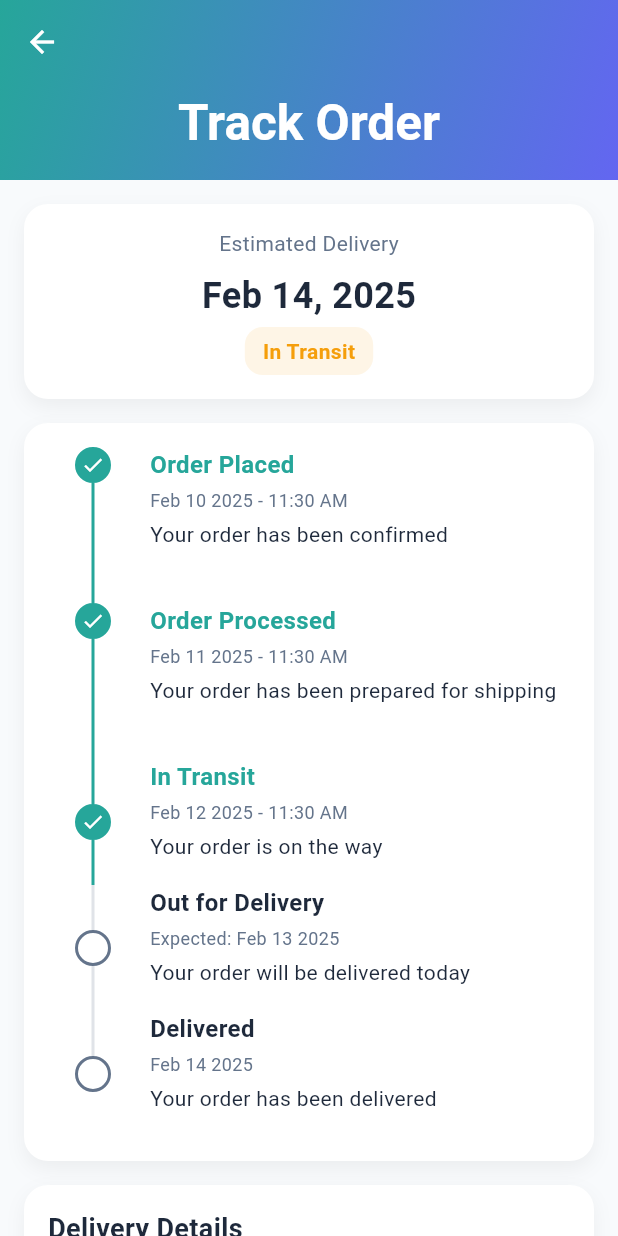
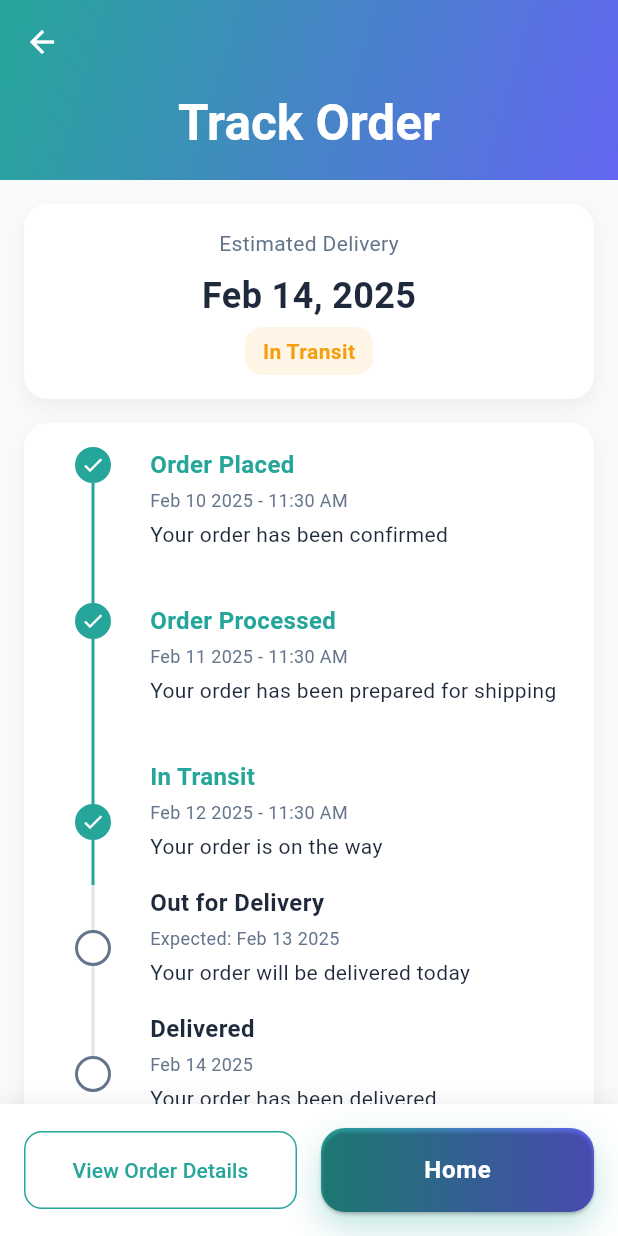
Before and after one commit to nishant0820/Ecommerce-with-Flutter, a Flutter app: the OrderTrackingScreen screen opened directly, on a phone screen of 412 x 824 dp. Run offline on Flutter 3.47's test engine with Material 3 defaults, Android fonts, the phone set to English and light mode, and no system bars; Roboto replaces fonts that are missing (Poppins).

Commit message:
create order tracking screen

```diff
--- a/ecommerce/lib/screens/order_tracking_screen.dart
+++ b/ecommerce/lib/screens/order_tracking_screen.dart
@@ -1,4 +1,6 @@
+import 'package:ecommerce/screens/main_screen.dart';
 import 'package:ecommerce/theme/theme.dart';
+import 'package:ecommerce/widgets/gradient_button.dart';
 import 'package:flutter/material.dart';
 
 class OrderTrackingScreen extends StatelessWidget {
@@ -310,16 +312,123 @@ class OrderTrackingScreen extends StatelessWidget {
                               ],
                             ),
                           ),
+                          IconButton(
+                            onPressed: () {},
+                            icon: Icon(
+                              Icons.copy,
+                              color: AppTheme.primaryColor,
+                            ),
+                          ),
+                        ],
+                      ),
+                      SizedBox(height: 16),
+                      Divider(),
+                      SizedBox(height: 16),
+                      Row(
+                        children: [
+                          Container(
+                            padding: EdgeInsets.all(12),
+                            decoration: BoxDecoration(
+                                color: AppTheme.primaryColor.withOpacity(0.1),
+                                borderRadius: BorderRadius.circular(12)),
+                            child: Icon(
+                              Icons.location_on_outlined,
+                              color: AppTheme.primaryColor,
+                            ),
+                          ),
+                          SizedBox(width: 16),
+                          Expanded(
+                            child: Column(
+                              crossAxisAlignment: CrossAxisAlignment.start,
+                              children: [
+                                Text(
+                                  "Delivery Address",
+                                  style: TextStyle(
+                                    fontSize: 14,
+                                    color: AppTheme.textSecondary,
+                                  ),
+                                ),
+                                SizedBox(height: 4),
+                                Text(
+                                  "F-61/2A Street 1, Yamuna Vihar\nNew Delhi, Delhi-110053\nIndia",
+                                  style: TextStyle(
+                                    fontWeight: FontWeight.w500,
+                                    color: AppTheme.textPrimary,
+                                  ),
+                                ),
+                              ],
+                            ),
+                          ),
+                          IconButton(
+                            onPressed: () {},
+                            icon: Icon(
+                              Icons.copy,
+                              color: AppTheme.primaryColor,
+                            ),
+                          ),
                         ],
                       ),
                     ],
                   ),
                 ),
+                SizedBox(height: 100),
               ],
             ),
           ),
         ],
       ),
+      bottomSheet: Container(
+        padding: EdgeInsets.all(16),
+        decoration: BoxDecoration(
+          color: Colors.white,
+          boxShadow: [
+            BoxShadow(
+              color: Colors.black.withOpacity(0.05),
+              blurRadius: 10,
+              offset: Offset(0, -5),
+            ),
+          ],
+        ),
+        child: SafeArea(
+          child: Row(
+            children: [
+              Expanded(
+                child: OutlinedButton(
+                    onPressed: () {
+                      Navigator.push(
+                        context,
+                        MaterialPageRoute(
+                          builder: (context) => OrderTrackingScreen(),
+                        ),
+                      );
+                    },
+                    style: OutlinedButton.styleFrom(
+                      padding: EdgeInsets.symmetric(vertical: 16),
+                      side: BorderSide(color: AppTheme.primaryColor),
+                      shape: RoundedRectangleBorder(
+                        borderRadius: BorderRadius.circular(12),
+                      ),
+                    ),
+                    child: Text("View Order Details")),
+              ),
+              SizedBox(width: 16),
+              Expanded(
+                child: GradientButton(
+                  text: "Home",
+                  onPressed: () {
+                    Navigator.push(
+                      context,
+                      MaterialPageRoute(
+                        builder: (context) => MainScreen(),
+                      ),
+                    );
+                  },
+                ),
+              ),
+            ],
+          ),
+        ),
+      ),
     );
   }
 }
```
